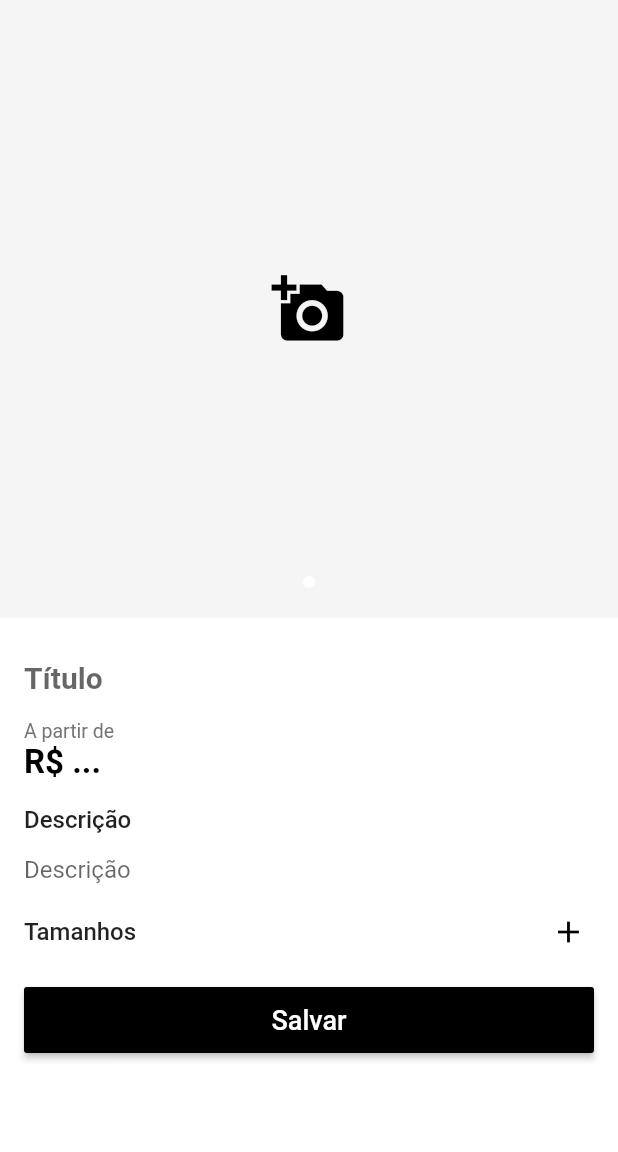
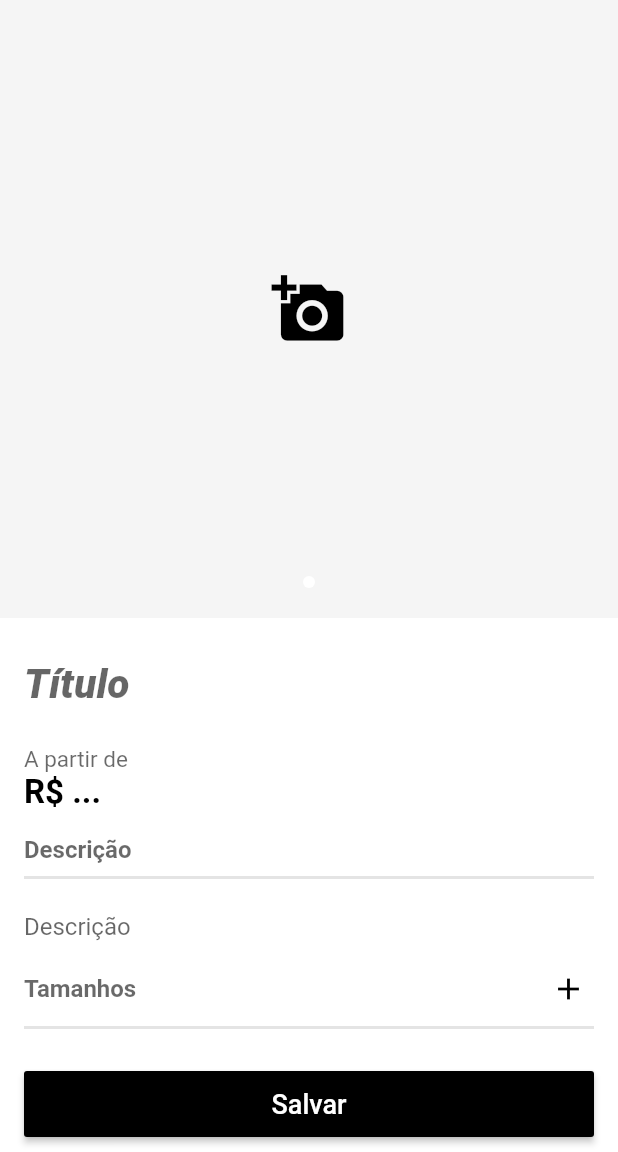
Before and after one commit to HayberGabriel/mobile, a Flutter app: the EditProductScreen screen opened by its route, on a phone screen of 412 x 824 dp, the part 84-1236 px from its top. Run offline on Flutter 3.47's test engine with Material 2 defaults, Android fonts, the phone set to English and light mode, and no system bars; drawn by our look-alikes of carousel_pro; our stand-ins replace brasil_fields, cloud_firestore, dio, firebase_auth, firebase_messaging, firebase_storage and 10 more; missing offline and left inert: alphabet_list_scroll_view, dart:ffi, map_launcher; accounts and stored records are empty.

Commit message:
Campo de telefone adicionado no perfil / edit_product_screen atualizada.

```diff
--- a/lib/screens/edit_product/components/sizes_form.dart
+++ b/lib/screens/edit_product/components/sizes_form.dart
@@ -29,7 +29,8 @@ class SizesForm extends StatelessWidget {
                     'Tamanhos',
                     style: TextStyle(
                         fontSize: 16,
-                        fontWeight: FontWeight.w500
+                        color: Colors.black.withOpacity(0.59),
+                        fontWeight: FontWeight.bold
                     ),
                   ),
                 ),
@@ -42,6 +43,14 @@ class SizesForm extends StatelessWidget {
                   },
                 )
               ],
+            ),
+            Padding(
+              padding: const EdgeInsets.symmetric(vertical: 8.0),
+              child: Container(
+                padding: EdgeInsets.only(top: 0),
+                decoration: BoxDecoration(
+                    border: Border.all(color: Colors.grey.withAlpha(70))),
+              ),
             ),
             Column(
               children: state.value.map((size){
--- a/lib/screens/edit_product/edit_product_screen.dart
+++ b/lib/screens/edit_product/edit_product_screen.dart
@@ -48,15 +48,18 @@ class EditProductScreen extends StatelessWidget {
                 child: Column(
                   crossAxisAlignment: CrossAxisAlignment.stretch,
                   children: <Widget>[
-                    TextFormField(
+                    Padding(
+                      padding: const EdgeInsets.only(bottom: 9),
+                      child: TextFormField(
                         initialValue: product.name,
                         decoration: const InputDecoration(
                           hintText: 'Título',
                           border: InputBorder.none,
                         ),
                         style: TextStyle(
-                          fontSize: 20,
-                          fontWeight: FontWeight.w600
+                          fontStyle: FontStyle.italic,
+                          fontSize: 27.0,
+                          fontWeight: FontWeight.w800,
                         ),
                         validator: (name){
                           if(name.length < 6)
@@ -65,13 +68,15 @@ class EditProductScreen extends StatelessWidget {
                         },
                         onSaved: (name) => product.name = name,
                       ),
+                    ),
                     Padding(
                       padding: const EdgeInsets.only(top: 4),
                       child: Text(
                         'A partir de',
                         style: TextStyle(
-                          color: Colors.grey[600],
-                          fontSize: 13,
+                            color: Colors.black.withOpacity(0.59),
+                            fontSize: 15,
+                            fontWeight: FontWeight.w400
                         ),
                       ),
                     ),
@@ -88,13 +93,23 @@ class EditProductScreen extends StatelessWidget {
                       child: Text(
                         'Descrição',
                         style: TextStyle(
-                            fontSize: 16, fontWeight: FontWeight.w500),
+                            fontSize: 16,
+                            color: Colors.black.withOpacity(0.59),
+                            fontWeight: FontWeight.bold),
+                      ),
+                    ),
+                    Padding(
+                      padding: const EdgeInsets.symmetric(vertical: 8.0),
+                      child: Container(
+                        padding: EdgeInsets.only(top: 0),
+                        decoration: BoxDecoration(
+                            border: Border.all(color: Colors.grey.withAlpha(70))),
                       ),
                     ),
                     TextFormField(
                       initialValue: product.description,
                       style: const TextStyle(
-                          fontSize: 16
+                          fontWeight: FontWeight.w400
                       ),
                       decoration: const InputDecoration(
                         hintText: 'Descrição',
--- a/lib/screens/orders/orders_screen.dart
+++ b/lib/screens/orders/orders_screen.dart
@@ -23,7 +23,7 @@ class OrdersScreen extends StatelessWidget {
           }
           if(ordersManager.orders.isEmpty){
             return EmptyCard(
-              title: 'Nenhuma compra encontrada!',
+              title: 'Nenhum pedido encontrado!',
               iconData: Icons.border_clear,
             );
           }
--- a/lib/screens/profile/profile_screen.dart
+++ b/lib/screens/profile/profile_screen.dart
@@ -141,6 +141,18 @@ class _ProfileScreenState extends State<ProfileScreen> {
                   keyboardType: TextInputType.emailAddress,
                   enabled: !userManager.loading,
                 ),
+                TextFormField(
+                  decoration: InputDecoration(
+                    labelText: 'Telefone',
+                    floatingLabelBehavior: FloatingLabelBehavior.always,
+                    hintText: '(85)99999-9999',
+                    hintStyle: TextStyle(color: Colors.black),
+                    icon: Icon(Icons.phone_android),
+                  ),
+                  keyboardType: TextInputType.phone,
+                  enabled: !userManager.loading,
+                ),
+
 
                 const SizedBox(
                   height: 30,
```
Lines whose indentation alone changed are shown as unchanged.
